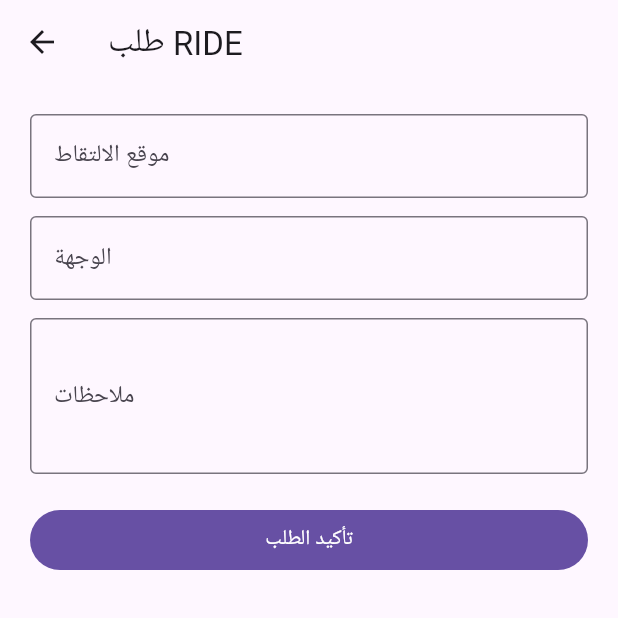
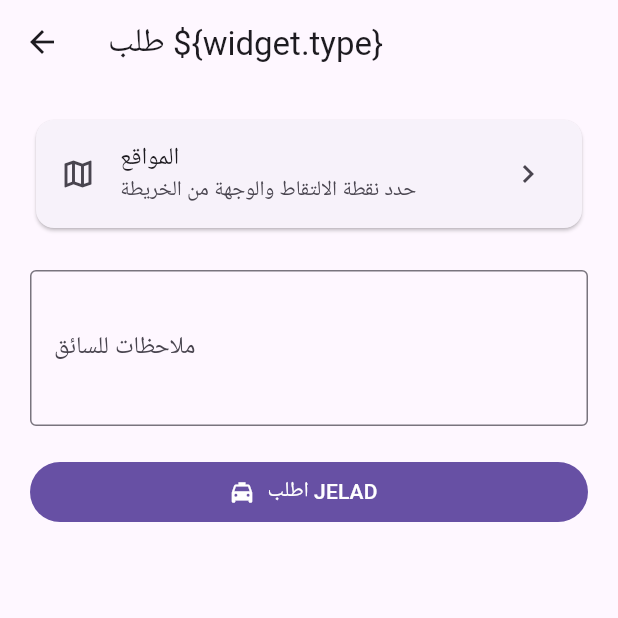
Before and after one commit to Huthayfa-Alomari/JELAD, a Flutter app: the BookingScreen screen opened directly, on a phone screen of 412 x 824 dp, the top half of it. Run offline on Flutter 3.47's test engine with Material 3 defaults, Android fonts, the phone set to English and light mode, and no system bars; our stand-ins replace flutter_map, geolocator, latlong2, supabase_flutter; accounts and stored records are empty.

Commit message:
feat: connect booking to real map coordinates

```diff
--- a/mobile/customer/lib/screens/booking_screen.dart
+++ b/mobile/customer/lib/screens/booking_screen.dart
@@ -1,37 +1,120 @@
 import 'package:flutter/material.dart';
 import 'package:supabase_flutter/supabase_flutter.dart';
 import 'package:jelad_core/jelad_core.dart';
+import 'location_picker_screen.dart';
+import 'tracking_screen.dart';
 
 class BookingScreen extends StatefulWidget {
   final String type;
-  const BookingScreen({super.key,this.type='RIDE'});
-  @override State<BookingScreen> createState()=>_BookingScreenState();
+  const BookingScreen({super.key, this.type = 'RIDE'});
+  @override State<BookingScreen> createState() => _BookingScreenState();
 }
-class _BookingScreenState extends State<BookingScreen>{
-  final pickup=TextEditingController(), destination=TextEditingController(), notes=TextEditingController();
-  bool busy=false;
-  Future<void> book() async {
-    if(pickup.text.trim().isEmpty || destination.text.trim().isEmpty) return;
-    setState(()=>busy=true);
+
+class _BookingScreenState extends State<BookingScreen> {
+  PickedLocation? pickup;
+  PickedLocation? destination;
+  final notes = TextEditingController();
+  bool busy = false;
+
+  Future<void> _pickLocations() async {
+    final result = await Navigator.push<List<PickedLocation>>(
+      context,
+      MaterialPageRoute(builder: (_) => LocationPickerScreen(
+        initialPickup: pickup, initialDestination: destination,
+      )),
+    );
+    if (result != null && result.length == 2) {
+      setState(() { pickup = result[0]; destination = result[1]; });
+    }
+  }
+
+  Future<void> _book() async {
+    if (pickup == null || destination == null) {
+      await _pickLocations();
+      return;
+    }
+    setState(() => busy = true);
     try {
-      await JeladApi(Supabase.instance.client).createJob({
+      final row = await JeladApi(Supabase.instance.client).createJob({
         'p_type': widget.type,
-        'p_pickup_address': pickup.text.trim(),
-        'p_pickup_lat': 0.0,
-        'p_pickup_lng': 0.0,
-        'p_destination_address': destination.text.trim(),
-        'p_destination_lat': 0.0,
-        'p_destination_lng': 0.0,
+        'p_pickup_address': pickup!.label,
+        'p_pickup_lat': pickup!.latitude,
+        'p_pickup_lng': pickup!.longitude,
+        'p_destination_address': destination!.label,
+        'p_destination_lat': destination!.latitude,
+        'p_destination_lng': destination!.longitude,
         'p_estimated_amount': 0,
         'p_notes': notes.text.trim().isEmpty ? null : notes.text.trim(),
       });
-      if(mounted) ScaffoldMessenger.of(context).showSnackBar(const SnackBar(content:Text('تم إنشاء الطلب')));
-    } finally { if(mounted)setState(()=>busy=false); }
+      final jobId = row is Map ? row['id']?.toString() : null;
+      if (jobId == null || jobId.isEmpty) throw StateError('لم يتم إرجاع رقم الرحلة');
+      if (!mounted) return;
+      Navigator.pushReplacement(
+        context,
+        MaterialPageRoute(builder: (_) => CustomerTrackingScreen(jobId: jobId)),
+      );
+    } catch (e) {
+      if (mounted) {
+        ScaffoldMessenger.of(context).showSnackBar(
+          SnackBar(content: Text('تعذر إنشاء الطلب: $e')),
+        );
+      }
+    } finally {
+      if (mounted) setState(() => busy = false);
+    }
   }
-  @override Widget build(BuildContext c)=>Scaffold(appBar:AppBar(title:Text('طلب '+widget.type)),body:ListView(padding:const EdgeInsets.all(20),children:[
-    TextField(controller:pickup,decoration:const InputDecoration(labelText:'موقع الالتقاط',border:OutlineInputBorder())),
-    const SizedBox(height:12),TextField(controller:destination,decoration:const InputDecoration(labelText:'الوجهة',border:OutlineInputBorder())),
-    const SizedBox(height:12),TextField(controller:notes,maxLines:3,decoration:const InputDecoration(labelText:'ملاحظات',border:OutlineInputBorder())),
-    const SizedBox(height:20),FilledButton(onPressed:busy?null:book,child:Text(busy?'جاري الطلب...':'تأكيد الطلب')),
-  ]));
+
+  @override void dispose() { notes.dispose(); super.dispose(); }
+
+  @override
+  Widget build(BuildContext context) => Scaffold(
+    appBar: AppBar(title: Text('طلب \${widget.type}')),
+    body: ListView(
+      padding: const EdgeInsets.all(20),
+      children: [
+        Card(
+          child: ListTile(
+            leading: const Icon(Icons.map_outlined),
+            title: const Text('المواقع'),
+            subtitle: Text(pickup == null || destination == null
+                ? 'حدد نقطة الالتقاط والوجهة من الخريطة'
+                : 'تم تحديد نقطتي الالتقاط والوجهة'),
+            trailing: const Icon(Icons.chevron_right),
+            onTap: _pickLocations,
+          ),
+        ),
+        const SizedBox(height: 12),
+        if (pickup != null) _LocationTile(icon: Icons.trip_origin, title: 'الالتقاط', location: pickup!),
+        if (destination != null) _LocationTile(icon: Icons.location_on, title: 'الوجهة', location: destination!),
+        const SizedBox(height: 12),
+        TextField(
+          controller: notes,
+          maxLines: 3,
+          decoration: const InputDecoration(labelText: 'ملاحظات للسائق', border: OutlineInputBorder()),
+        ),
+        const SizedBox(height: 20),
+        FilledButton.icon(
+          onPressed: busy ? null : _book,
+          icon: const Icon(Icons.local_taxi),
+          label: Text(busy ? 'جاري إرسال الطلب...' : 'اطلب JELAD'),
+        ),
+      ],
+    ),
+  );
 }
+
+class _LocationTile extends StatelessWidget {
+  final IconData icon;
+  final String title;
+  final PickedLocation location;
+  const _LocationTile({required this.icon, required this.title, required this.location});
+
+  @override
+  Widget build(BuildContext context) => Card(
+    child: ListTile(
+      leading: Icon(icon),
+      title: Text(title),
+      subtitle: Text('\${location.label}\n\${location.latitude.toStringAsFixed(6)}, \${location.longitude.toStringAsFixed(6)}'),
+    ),
+  );
+}
```
